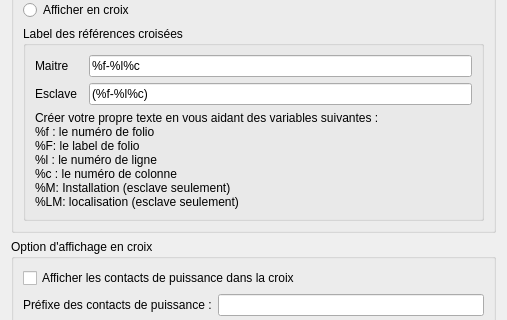
This is sources/ui/xrefpropertieswidget.ui in qelectrotech/qelectrotech-source-mirror as Qt 5 draws it before an edit; both pictures show x 0 to 507 and y 151 to 471 of the 507 by 744 pixel window. The edited form follows.
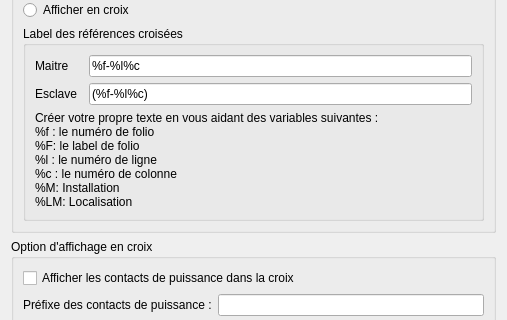
This is the edited form.

Commit message: Add variable for properties %machine and %locmach can now be called in the xref propertie widget (run now for slave and master)

```diff
--- a/sources/ui/xrefpropertieswidget.ui
+++ b/sources/ui/xrefpropertieswidget.ui
@@ -200,8 +200,8 @@
 %F: le label de folio
 %l : le numéro de ligne
 %c : le numéro de colonne
-%M: Installation (esclave seulement)
-%LM: localisation (esclave seulement)</string>
+%M: Installation 
+%LM: Localisation </string>
              </property>
             </widget>
            </item>
```
The commit also changes 1 other file.
